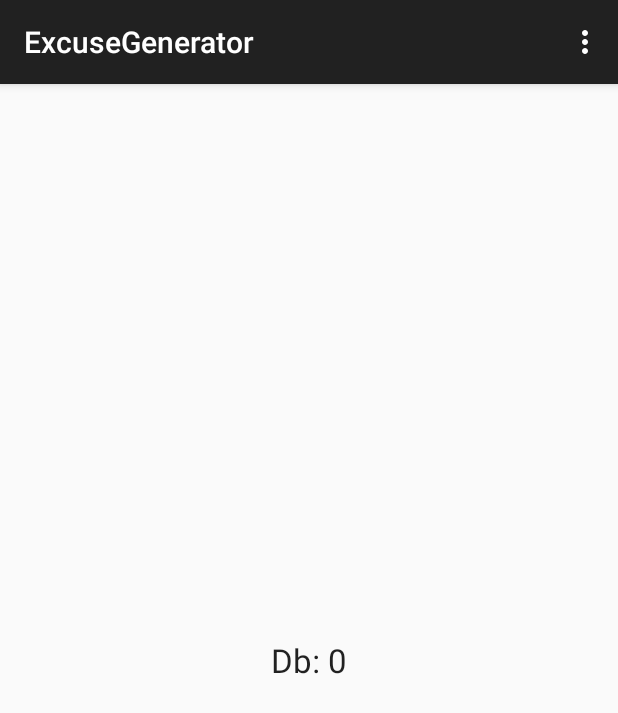
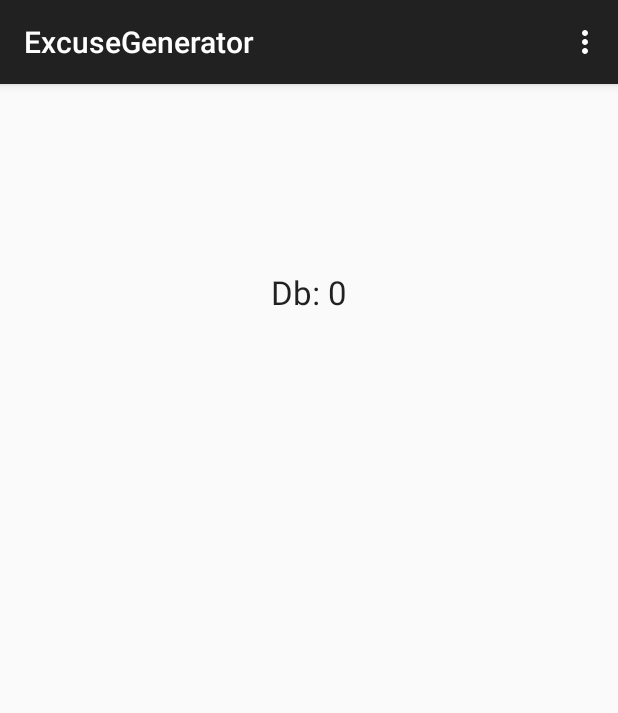
Before and after one commit to dnivyo/ExcuseGenerator, an Android app: the screen it shows after launch (MainActivity), on a phone screen of 412 x 824 dp. Shown: the top 713 px of the screen. Run offline under Robolectric (Android 15) with nearby library versions, the phone set to English and light mode, and no system bars; libraries missing offline, so code that uses them is left out: com.readystatesoftware.sqliteasset; 11 statements that could not run were skipped.

Commit message:
The DatabaseHandler now works with the excuses database attached in the assets folder. Added a simple db with one excuse just as an example. We need to figure out the attributes of an excuse.

```diff
--- a/app/src/main/java/nz/aut/dms/excusegenerator/MainActivity.java
+++ b/app/src/main/java/nz/aut/dms/excusegenerator/MainActivity.java
@@ -7,6 +7,7 @@ import android.view.MenuItem;
 import android.widget.TextView;
 
 import nz.aut.dms.excusegenerator.nz.aut.dms.excusegenerator.entities.DatabaseHandler;
+import nz.aut.dms.excusegenerator.nz.aut.dms.excusegenerator.entities.Excuse;
 
 //The development team consists of:
 //Oeyvind,
@@ -25,6 +26,11 @@ public class MainActivity extends ActionBarActivity {
         int dbCount = dbHandler.getExcuseCount();
         TextView dbCountV = (TextView) findViewById(R.id.textView);
         dbCountV.setText("Db: " + dbCount);
+        Excuse newExcuse = dbHandler.getExcuse(1);
+        TextView excuseV = (TextView) findViewById(R.id.textView2);
+        excuseV.setText("Excuse: " + newExcuse.getExcuse() + " MinAge:" + newExcuse.getMinAge()
+                + " MaxAge: " + newExcuse.getMaxAge() + " Sex: " + newExcuse.getSex()
+                + " Used on: " + newExcuse.getUsedOn());
 
     }
 
--- a/app/src/main/java/nz/aut/dms/excusegenerator/nz/aut/dms/excusegenerator/entities/DatabaseHandler.java
+++ b/app/src/main/java/nz/aut/dms/excusegenerator/nz/aut/dms/excusegenerator/entities/DatabaseHandler.java
@@ -4,7 +4,6 @@ import android.content.ContentValues;
 import android.content.Context;
 import android.database.Cursor;
 import android.database.sqlite.SQLiteDatabase;
-import android.database.sqlite.SQLiteOpenHelper;
 
 import com.readystatesoftware.sqliteasset.SQLiteAssetHelper;
 
@@ -13,12 +12,12 @@ import java.util.List;
 
 /**
  * Got the SQLiteAssetHelper to work. Have included a populated database as well, but for now
- * it's just random strings. At least we can deploy the app with our own database. Used SQLiteStudio
+ * it's just one excuse. At least we can deploy the app with our own database. Used SQLiteStudio
  * to edit the database.
  *
  * This retreives the ExcusesList and can add and delete single excuses. It can also retreive
  * certain excuses, but there are no complicated search functions. Thought we might just do that
- * in the ArrayList instead.
+ * in the ArrayList that we get from the db instead.
  *
  *
  * Created by Oeyvind on 14.05.2015.
@@ -29,10 +28,14 @@ public class DatabaseHandler extends SQLiteAssetHelper {
 
     private static final String DATABASE_NAME = "excuses";
 
-    private static final String TABLE_EXCUSES = "excuses",
-    KEY_ID = "id",
-    KEY_EXCUSE = "excuse",
-    KEY_AGERANGE = "agerange";
+    private static final String TABLE_EXCUSES = "excuses";
+    private static final String KEY_ID = "_id";
+    private static final String KEY_EXCUSE = "_excuse";
+    private static final String KEY_SEX = "_sex";
+    private static final String KEY_MIN_AGE = "_minage";
+    private static final String KEY_MAX_AGE = "_maxage";
+    private static final String KEY_USED_ON = "_usedOn";
+
 
     public DatabaseHandler(Context context) {
         super(context, DATABASE_NAME, null, DATABASE_VERSION);
@@ -51,7 +54,7 @@ public class DatabaseHandler extends SQLiteAssetHelper {
         ContentValues values = new ContentValues();
 
         values.put(KEY_EXCUSE, excuse.getExcuse());
-        values.put(KEY_AGERANGE, excuse.getAgeRange());
+        values.put(KEY_USED_ON, excuse.getUsedOn());
 
         db.insert(TABLE_EXCUSES, null, values);
         db.close();
@@ -59,13 +62,14 @@ public class DatabaseHandler extends SQLiteAssetHelper {
 
     public Excuse getExcuse(int id){
         SQLiteDatabase db = getReadableDatabase();
-        Cursor cursor = db.query(TABLE_EXCUSES, new String[] { KEY_ID, KEY_EXCUSE, KEY_AGERANGE },
+        Cursor cursor = db.query(TABLE_EXCUSES, new String[] { KEY_ID,KEY_EXCUSE, KEY_SEX, KEY_MIN_AGE, KEY_MAX_AGE, KEY_USED_ON},
                 KEY_ID + "=?", new String[] { String.valueOf(id) }, null, null, null, null);
         if (cursor != null)
             cursor.moveToFirst();
 
         Excuse excuse = new Excuse(Integer.parseInt(cursor.getString(0)), cursor.getString(1),
-                cursor.getString(2));
+                cursor.getString(2).charAt(0), Integer.parseInt(cursor.getString(3)),
+                Integer.parseInt((cursor.getString(4))), cursor.getString(5));
         db.close();
         cursor.close();
         return excuse;
@@ -92,7 +96,7 @@ public class DatabaseHandler extends SQLiteAssetHelper {
         ContentValues values = new ContentValues();
         values.put(KEY_ID, excuse.getId());
         values.put(KEY_EXCUSE, excuse.getExcuse());
-        values.put(KEY_AGERANGE, excuse.getAgeRange());
+        values.put(KEY_USED_ON, excuse.getUsedOn());
 
         int returnVariable = db.update(TABLE_EXCUSES, values, KEY_ID + "=?",
                 new String[]{String.valueOf(excuse.getId())});
@@ -108,8 +112,9 @@ public class DatabaseHandler extends SQLiteAssetHelper {
 
         if (cursor.moveToFirst()) {
             do {
-                Excuse excuse = new Excuse(Integer.parseInt(cursor.getString(0)),
-                        cursor.getString(1), cursor.getString(2));
+                Excuse excuse = new Excuse(Integer.parseInt(cursor.getString(0)), cursor.getString(1),
+                        cursor.getString(2).charAt(0), Integer.parseInt(cursor.getString(3)),
+                        Integer.parseInt((cursor.getString(4))), cursor.getString(5));
                 excuseList.add(excuse);
             }
             while (cursor.moveToNext());
--- a/app/src/main/res/layout/activity_main.xml
+++ b/app/src/main/res/layout/activity_main.xml
@@ -10,8 +10,17 @@
         android:layout_width="wrap_content"
         android:layout_height="wrap_content"
         android:textAppearance="?android:attr/textAppearanceLarge"
-        android:text="Large Text"
         android:id="@+id/textView"
-        android:layout_centerVertical="true"
-        android:layout_centerHorizontal="true" />
+        android:layout_alignParentTop="true"
+        android:layout_centerHorizontal="true"
+        android:layout_marginTop="108dp" />
+
+    <TextView
+        android:layout_width="wrap_content"
+        android:layout_height="wrap_content"
+        android:textAppearance="?android:attr/textAppearanceLarge"
+        android:id="@+id/textView2"
+        android:layout_below="@+id/textView"
+        android:layout_centerHorizontal="true"
+        android:layout_marginTop="60dp" />
 </RelativeLayout>
```
Also changed, not shown: app/src/main/java/nz/aut/dms/excusegenerator/nz/aut/dms/excusegenerator/entities/Excuse.java (+47 -14 lines), 1 other file.
